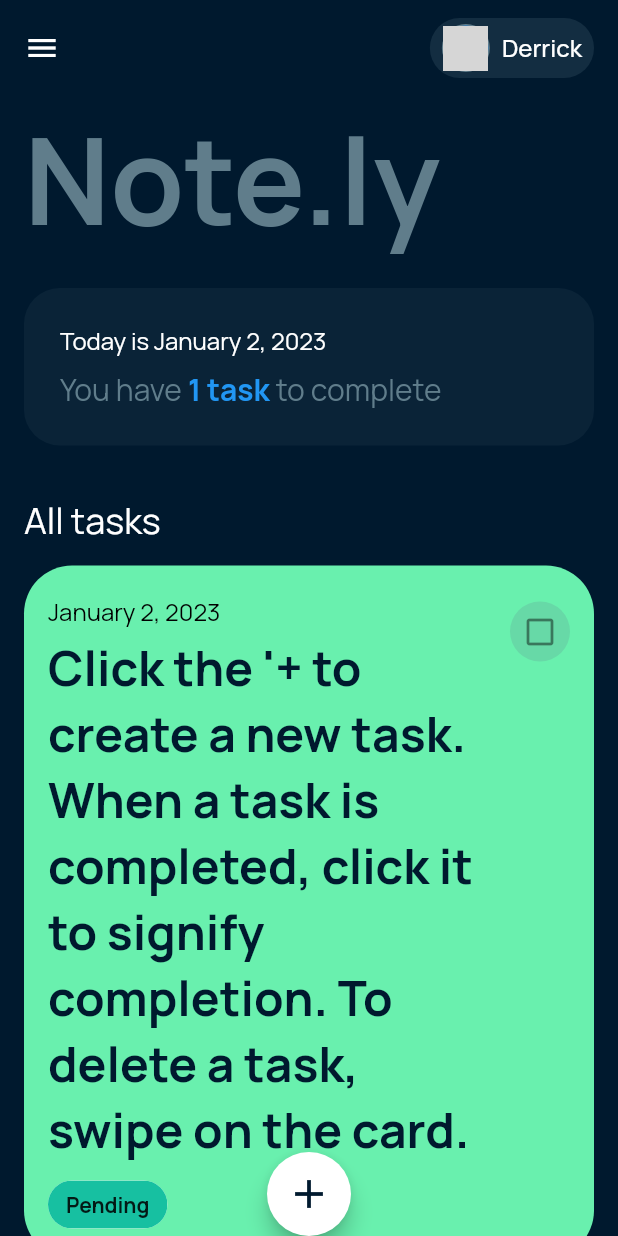
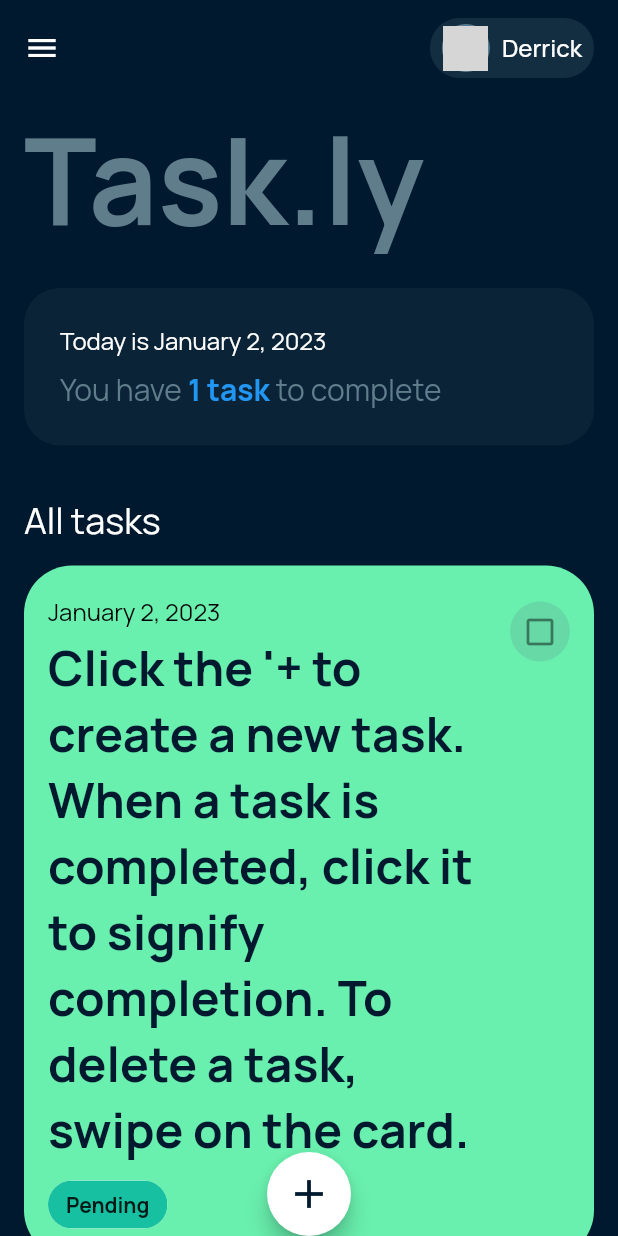
Before and after one commit to uxderrick/new_todo, a Flutter app: the screen it shows after launch, on a phone screen of 412 x 824 dp. Run offline on Flutter 3.47's test engine with Material 2 defaults, Android fonts, the phone set to English and light mode, and no system bars; our stand-ins replace flutter_riverpod, google_fonts; network calls fail; grey boxes are pictures that could not be loaded.

Commit message:
note.ly => task.ly

```diff
--- a/lib/home.dart
+++ b/lib/home.dart
@@ -67,7 +67,7 @@ class _HomeState extends State<Home> {
                   height: 24,
                 ),
                 const Text(
-                  'Note.ly',
+                  'Task.ly',
                   style: TextStyle(
                       color: Colors.blueGrey,
                       fontSize: 80,
```
